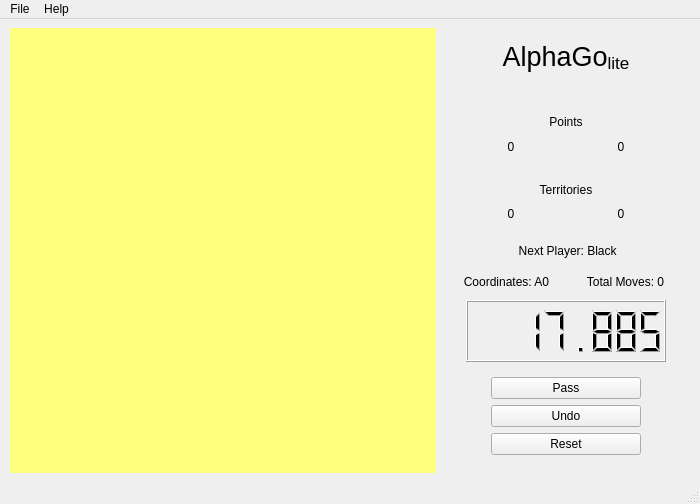
First picture: the form in code/design_files/main.ui, repository AynurHasanova/AlphaGo, before the edit.
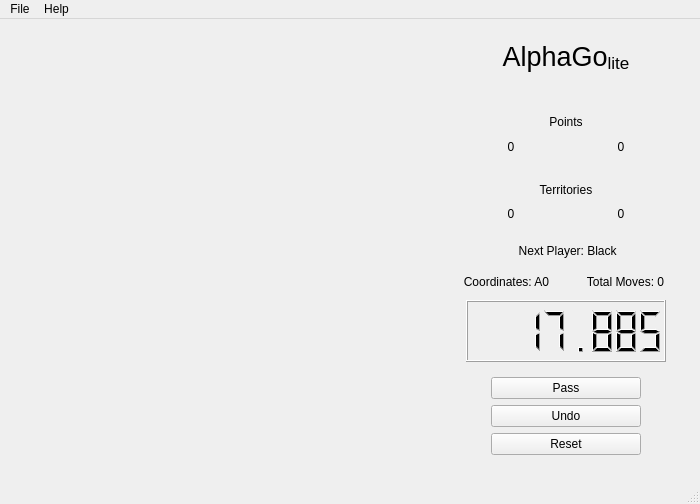
Second picture: the form after the edit.

What changed in the file:
```diff
--- a/code/design_files/main.ui
+++ b/code/design_files/main.ui
@@ -37,9 +37,6 @@
         <property name="toolTip">
          <string/>
         </property>
-        <property name="styleSheet">
-         <string notr="true">background-color: rgb(255, 255, 127);</string>
-        </property>
         <layout class="QVBoxLayout" name="verticalLayout_5">
          <item>
           <layout class="QVBoxLayout" name="mainBoard_layout"/>
```
Left out of the diff: 11 changed lines with no effect on the pictures.
